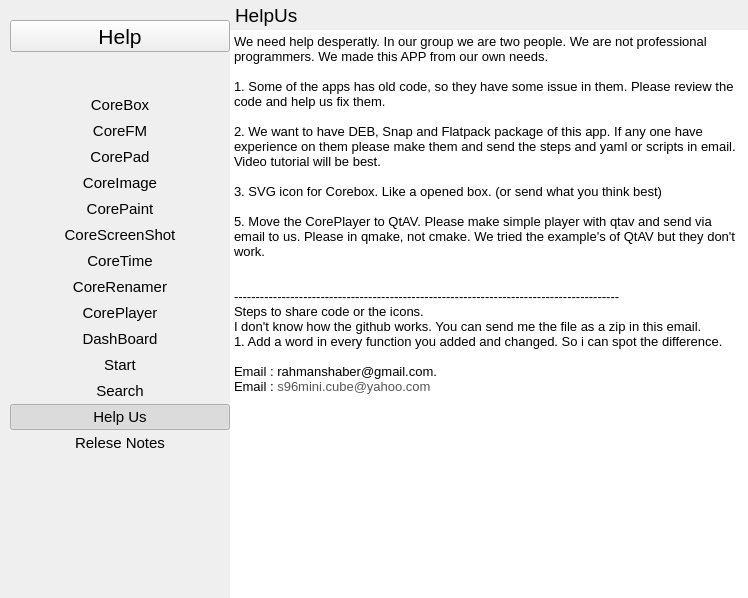
This is app/help/help.ui in rahmanshaber/corebox as Qt 5 draws it before an edit. The edited form follows.
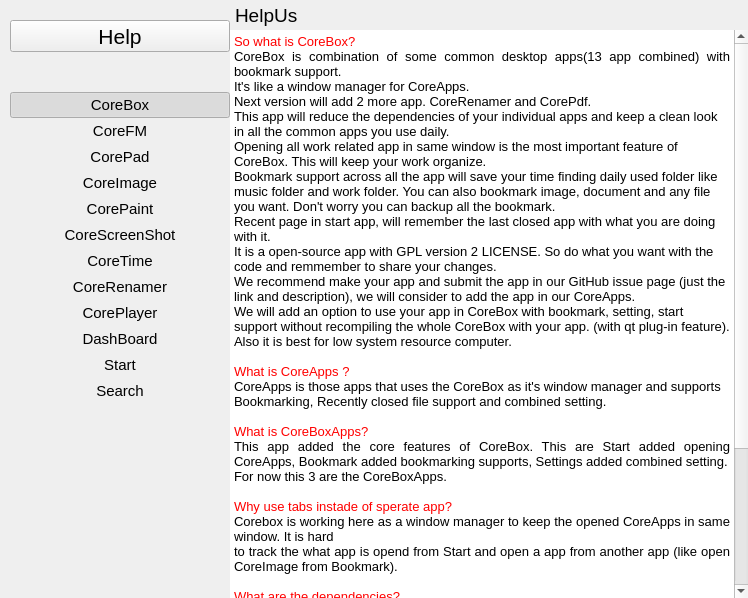
This is the edited form. Icons and pictures are not drawn.

```diff
--- a/app/help/help.ui
+++ b/app/help/help.ui
@@ -151,7 +151,7 @@
          <bool>true</bool>
         </property>
         <property name="checked">
-         <bool>false</bool>
+         <bool>true</bool>
         </property>
         <property name="flat">
          <bool>true</bool>
@@ -449,57 +449,6 @@
         </property>
        </widget>
       </item>
-      <item>
-       <widget class="QPushButton" name="helpus">
-        <property name="font">
-         <font>
-          <pointsize>11</pointsize>
-         </font>
-        </property>
-        <property name="focusPolicy">
-         <enum>Qt::NoFocus</enum>
-        </property>
-        <property name="text">
-         <string>Help Us</string>
-        </property>
-        <property name="iconSize">
-         <size>
-          <width>22</width>
-          <height>22</height>
-         </size>
-        </property>
-        <property name="checkable">
-         <bool>true</bool>
-        </property>
-        <property name="checked">
-         <bool>true</bool>
-        </property>
-        <property name="flat">
-         <bool>true</bool>
-        </property>
-       </widget>
-      </item>
-      <item>
-       <widget class="QPushButton" name="relesenotes">
-        <property name="font">
-         <font>
-          <pointsize>11</pointsize>
-         </font>
-        </property>
-        <property name="focusPolicy">
-         <enum>Qt::NoFocus</enum>
-        </property>
-        <property name="text">
-         <string>Relese Notes</string>
-        </property>
-        <property name="checkable">
-         <bool>true</bool>
-        </property>
-        <property name="flat">
-         <bool>true</bool>
-        </property>
-       </widget>
-      </item>
       <item>
        <spacer name="verticalSpacer_8">
         <property name="orientation">
@@ -609,7 +558,7 @@
    <item row="1" column="1">
     <widget class="QStackedWidget" name="pages">
      <property name="currentIndex">
-      <number>12</number>
+      <number>0</number>
      </property>
      <widget class="QWidget" name="pcorebox">
       <layout class="QVBoxLayout" name="verticalLayout_5">
@@ -1150,89 +1099,6 @@
        </item>
       </layout>
      </widget>
-     <widget class="QWidget" name="phelpus">
-      <layout class="QVBoxLayout" name="verticalLayout_25">
-       <property name="spacing">
-        <number>0</number>
-       </property>
-       <property name="leftMargin">
-        <number>0</number>
-       </property>
-       <property name="topMargin">
-        <number>0</number>
-       </property>
-       <property name="rightMargin">
-        <number>0</number>
-       </property>
-       <property name="bottomMargin">
-        <number>0</number>
-       </property>
-       <item>
-        <widget class="QTextEdit" name="pghelpus">
-         <property name="frameShape">
-          <enum>QFrame::NoFrame</enum>
-         </property>
-         <property name="frameShadow">
-          <enum>QFrame::Plain</enum>
-         </property>
-         <property name="html">
-          <string>&lt;!DOCTYPE HTML PUBLIC &quot;-//W3C//DTD HTML 4.0//EN&quot; &quot;http://www.w3.org/TR/REC-html40/strict.dtd&quot;&gt;
-&lt;html&gt;&lt;head&gt;&lt;meta name=&quot;qrichtext&quot; content=&quot;1&quot; /&gt;&lt;style type=&quot;text/css&quot;&gt;
-p, li { white-space: pre-wrap; }
-&lt;/style&gt;&lt;/head&gt;&lt;body style=&quot; font-family:'Cantarell'; font-size:10pt; font-weight:400; font-style:normal;&quot;&gt;
-&lt;p style=&quot; margin-top:0px; margin-bottom:0px; margin-left:0px; margin-right:0px; -qt-block-indent:0; text-indent:0px;&quot;&gt;We need help desperatly. In our group we are two people. We are not professional programmers. We made this APP from our own needs.&lt;/p&gt;
-&lt;p style=&quot;-qt-paragraph-type:empty; margin-top:0px; margin-bottom:0px; margin-left:0px; margin-right:0px; -qt-block-indent:0; text-indent:0px;&quot;&gt;&lt;br /&gt;&lt;/p&gt;
-&lt;p style=&quot; margin-top:0px; margin-bottom:0px; margin-left:0px; margin-right:0px; -qt-block-indent:0; text-indent:0px;&quot;&gt;1. Some of the apps has old code, so they have some issue in them. Please review the code and help us fix them.&lt;/p&gt;
-&lt;p style=&quot;-qt-paragraph-type:empty; margin-top:0px; margin-bottom:0px; margin-left:0px; margin-right:0px; -qt-block-indent:0; text-indent:0px;&quot;&gt;&lt;br /&gt;&lt;/p&gt;
-&lt;p style=&quot; margin-top:0px; margin-bottom:0px; margin-left:0px; margin-right:0px; -qt-block-indent:0; text-indent:0px;&quot;&gt;2. We want to have DEB, Snap and Flatpack package of this app. If any one have experience on them please make them and send the steps and yaml or scripts in email. Video tutorial will be best. &lt;/p&gt;
-&lt;p style=&quot;-qt-paragraph-type:empty; margin-top:0px; margin-bottom:0px; margin-left:0px; margin-right:0px; -qt-block-indent:0; text-indent:0px;&quot;&gt;&lt;br /&gt;&lt;/p&gt;
-&lt;p style=&quot; margin-top:0px; margin-bottom:0px; margin-left:0px; margin-right:0px; -qt-block-indent:0; text-indent:0px;&quot;&gt;3. SVG icon for Corebox. Like a opened box. (or send what you think best)&lt;/p&gt;
-&lt;p style=&quot;-qt-paragraph-type:empty; margin-top:0px; margin-bottom:0px; margin-left:0px; margin-right:0px; -qt-block-indent:0; text-indent:0px;&quot;&gt;&lt;br /&gt;&lt;/p&gt;
-&lt;p style=&quot; margin-top:0px; margin-bottom:0px; margin-left:0px; margin-right:0px; -qt-block-indent:0; text-indent:0px;&quot;&gt;5. Move the CorePlayer to QtAV. Please make simple player with qtav and send via email to us. Please in qmake, not cmake. We tried the example's of QtAV but they don't work.&lt;/p&gt;
-&lt;p style=&quot;-qt-paragraph-type:empty; margin-top:0px; margin-bottom:0px; margin-left:0px; margin-right:0px; -qt-block-indent:0; text-indent:0px;&quot;&gt;&lt;br /&gt;&lt;/p&gt;
-&lt;p style=&quot;-qt-paragraph-type:empty; margin-top:0px; margin-bottom:0px; margin-left:0px; margin-right:0px; -qt-block-indent:0; text-indent:0px;&quot;&gt;&lt;br /&gt;&lt;/p&gt;
-&lt;p style=&quot; margin-top:0px; margin-bottom:0px; margin-left:0px; margin-right:0px; -qt-block-indent:0; text-indent:0px;&quot;&gt;-----------------------------------------------------------------------------------------&lt;/p&gt;
-&lt;p style=&quot; margin-top:0px; margin-bottom:0px; margin-left:0px; margin-right:0px; -qt-block-indent:0; text-indent:0px;&quot;&gt;Steps to share code or the icons.&lt;/p&gt;
-&lt;p style=&quot; margin-top:0px; margin-bottom:0px; margin-left:0px; margin-right:0px; -qt-block-indent:0; text-indent:0px;&quot;&gt;I don't know how the github works. You can send me the file as a zip in this email.&lt;/p&gt;
-&lt;p style=&quot; margin-top:0px; margin-bottom:0px; margin-left:0px; margin-right:0px; -qt-block-indent:0; text-indent:0px;&quot;&gt;1. Add a word in every function you added and changed. So i can spot the difference.&lt;/p&gt;
-&lt;p style=&quot;-qt-paragraph-type:empty; margin-top:0px; margin-bottom:0px; margin-left:0px; margin-right:0px; -qt-block-indent:0; text-indent:0px;&quot;&gt;&lt;br /&gt;&lt;/p&gt;
-&lt;p style=&quot; margin-top:0px; margin-bottom:0px; margin-left:0px; margin-right:0px; -qt-block-indent:0; text-indent:0px;&quot;&gt;Email : rahmanshaber@gmail.com.&lt;/p&gt;
-&lt;p style=&quot; margin-top:0px; margin-bottom:0px; margin-left:0px; margin-right:0px; -qt-block-indent:0; text-indent:0px;&quot;&gt;Email : &lt;span style=&quot; font-family:'arial,sans-serif'; color:#555555; background-color:#ffffff;&quot;&gt;s96mini.cube@yahoo.com&lt;/span&gt;&lt;/p&gt;
-&lt;p style=&quot; margin-top:0px; margin-bottom:0px; margin-left:0px; margin-right:0px; -qt-block-indent:0; text-indent:0px;&quot;&gt;  &lt;/p&gt;&lt;/body&gt;&lt;/html&gt;</string>
-         </property>
-        </widget>
-       </item>
-      </layout>
-     </widget>
-     <widget class="QWidget" name="prelesenotes">
-      <layout class="QVBoxLayout" name="verticalLayout_8">
-       <property name="spacing">
-        <number>0</number>
-       </property>
-       <property name="leftMargin">
-        <number>0</number>
-       </property>
-       <property name="topMargin">
-        <number>0</number>
-       </property>
-       <property name="rightMargin">
-        <number>0</number>
-       </property>
-       <property name="bottomMargin">
-        <number>0</number>
-       </property>
-       <item>
-        <widget class="QTextEdit" name="pgreleasenotes">
-         <property name="frameShape">
-          <enum>QFrame::NoFrame</enum>
-         </property>
-         <property name="frameShadow">
-          <enum>QFrame::Plain</enum>
-         </property>
-        </widget>
-       </item>
-      </layout>
-     </widget>
     </widget>
    </item>
   </layout>
```
